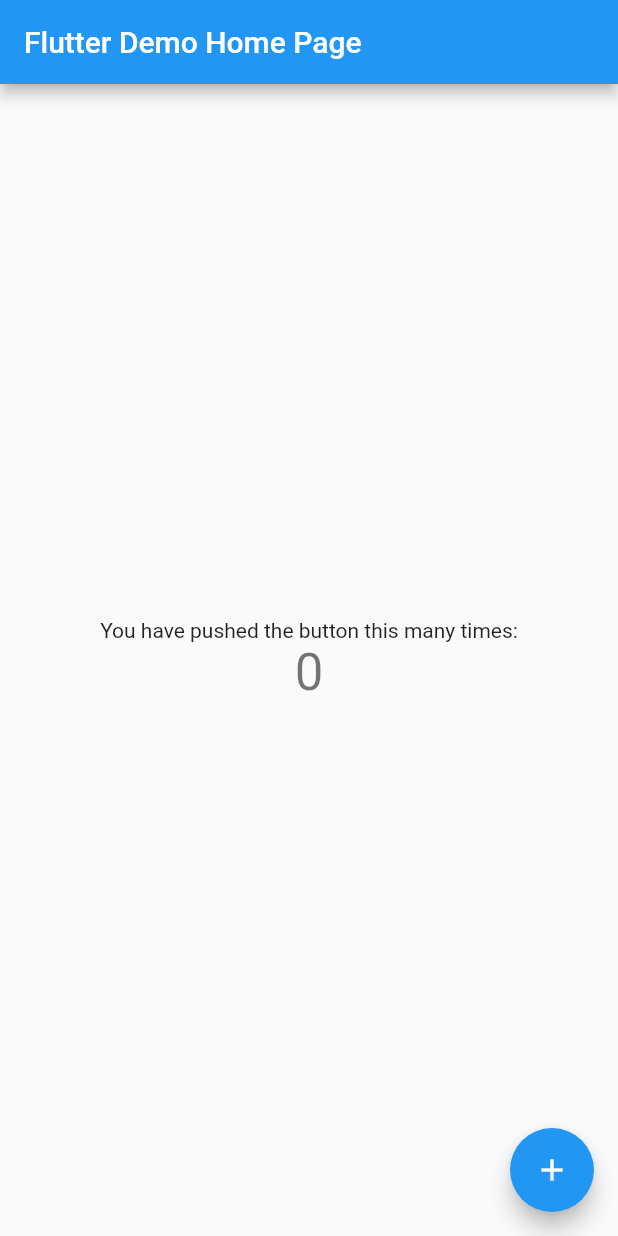
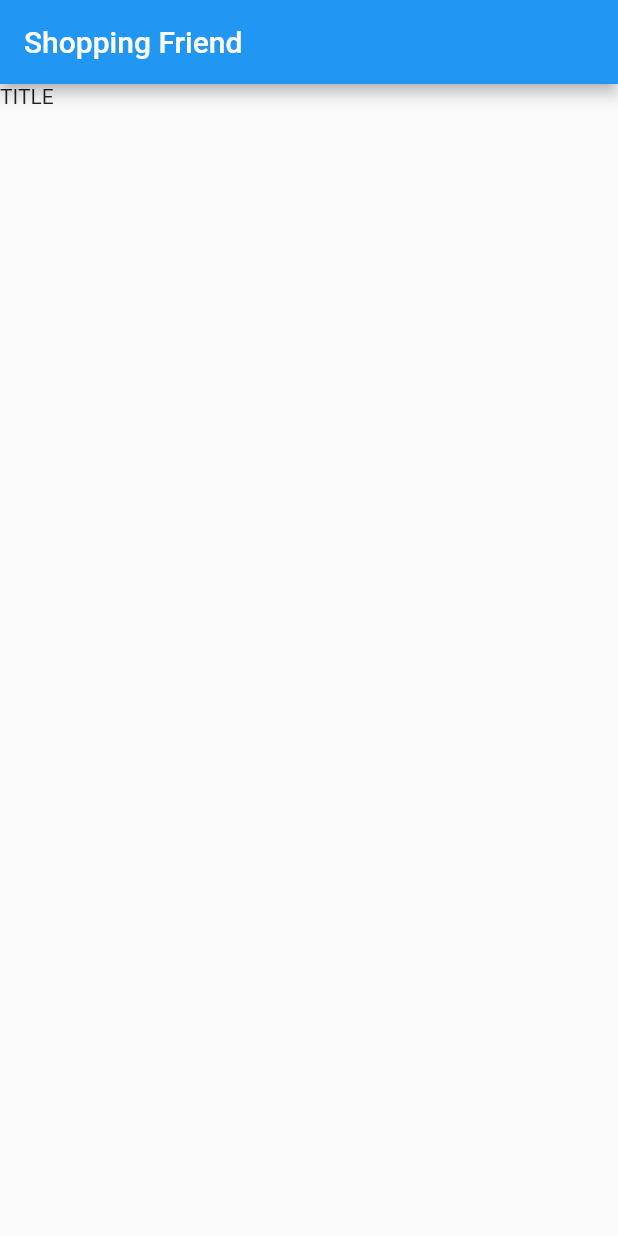
Before and after one commit to Wansuko-cmd/shopping_friend_flutter, a Flutter app: the screen it shows after launch, on a phone screen of 412 x 824 dp. Run offline on Flutter 3.47's test engine with Material 2 defaults, Android fonts, the phone set to English and light mode, and no system bars.

Commit message:
[add] title系のファイルを追加

```diff
--- a/lib/main.dart
+++ b/lib/main.dart
@@ -1,113 +1,23 @@
 import 'package:flutter/material.dart';
+import 'package:shopping_friend_flutter/view/title/title_page.dart';
 
 void main() {
   runApp(MyApp());
 }
 
 class MyApp extends StatelessWidget {
+
+  final title = "Shopping Friend";
+
   // This widget is the root of your application.
   @override
   Widget build(BuildContext context) {
     return MaterialApp(
-      title: 'Flutter Demo',
+      title: 'Shopping Friend',
       theme: ThemeData(
-        // This is the theme of your application.
-        //
-        // Try running your application with "flutter run". You'll see the
-        // application has a blue toolbar. Then, without quitting the app, try
-        // changing the primarySwatch below to Colors.green and then invoke
-        // "hot reload" (press "r" in the console where you ran "flutter run",
-        // or simply save your changes to "hot reload" in a Flutter IDE).
-        // Notice that the counter didn't reset back to zero; the application
-        // is not restarted.
         primarySwatch: Colors.blue,
       ),
-      home: MyHomePage(title: 'Flutter Demo Home Page'),
+      home: TitlePage(title),
     );
   }
 }
-
-class MyHomePage extends StatefulWidget {
-  MyHomePage({Key? key, required this.title}) : super(key: key);
-
-  // This widget is the home page of your application. It is stateful, meaning
-  // that it has a State object (defined below) that contains fields that affect
-  // how it looks.
-
-  // This class is the configuration for the state. It holds the values (in this
-  // case the title) provided by the parent (in this case the App widget) and
-  // used by the build method of the State. Fields in a Widget subclass are
-  // always marked "final".
-
-  final String title;
-
-  @override
-  _MyHomePageState createState() => _MyHomePageState();
-}
-
-class _MyHomePageState extends State<MyHomePage> {
-  int _counter = 0;
-
-  void _incrementCounter() {
-    setState(() {
-      // This call to setState tells the Flutter framework that something has
-      // changed in this State, which causes it to rerun the build method below
-      // so that the display can reflect the updated values. If we changed
-      // _counter without calling setState(), then the build method would not be
-      // called again, and so nothing would appear to happen.
-      _counter++;
-    });
-  }
-
-  @override
-  Widget build(BuildContext context) {
-    // This method is rerun every time setState is called, for instance as done
-    // by the _incrementCounter method above.
-    //
-    // The Flutter framework has been optimized to make rerunning build methods
-    // fast, so that you can just rebuild anything that needs updating rather
-    // than having to individually change instances of widgets.
-    return Scaffold(
-      appBar: AppBar(
-        // Here we take the value from the MyHomePage object that was created by
-        // the App.build method, and use it to set our appbar title.
-        title: Text(widget.title),
-      ),
-      body: Center(
-        // Center is a layout widget. It takes a single child and positions it
-        // in the middle of the parent.
-        child: Column(
-          // Column is also a layout widget. It takes a list of children and
-          // arranges them vertically. By default, it sizes itself to fit its
-          // children horizontally, and tries to be as tall as its parent.
-          //
-          // Invoke "debug painting" (press "p" in the console, choose the
-          // "Toggle Debug Paint" action from the Flutter Inspector in Android
-          // Studio, or the "Toggle Debug Paint" command in Visual Studio Code)
-          // to see the wireframe for each widget.
-          //
-          // Column has various properties to control how it sizes itself and
-          // how it positions its children. Here we use mainAxisAlignment to
-          // center the children vertically; the main axis here is the vertical
-          // axis because Columns are vertical (the cross axis would be
-          // horizontal).
-          mainAxisAlignment: MainAxisAlignment.center,
-          children: <Widget>[
-            Text(
-              'You have pushed the button this many times:',
-            ),
-            Text(
-              '$_counter',
-              style: Theme.of(context).textTheme.headline4,
-            ),
-          ],
-        ),
-      ),
-      floatingActionButton: FloatingActionButton(
-        onPressed: _incrementCounter,
-        tooltip: 'Increment',
-        child: Icon(Icons.add),
-      ), // This trailing comma makes auto-formatting nicer for build methods.
-    );
-  }
-}
--- /dev/null
+++ b/lib/model/title.dart
@@ -0,0 +1,7 @@
+class Title{
+
+  final int id;
+  final String name;
+
+  Title(this.id, this.name);
+}
--- /dev/null
+++ b/lib/view/title/title_page.dart
@@ -0,0 +1,19 @@
+import 'package:flutter/cupertino.dart';
+import 'package:flutter/material.dart';
+
+class TitlePage extends StatelessWidget{
+
+  final String title;
+
+  TitlePage(this.title);
+
+  @override
+  Widget build(BuildContext context) {
+    return Scaffold(
+      appBar: AppBar(
+        title: Text(title),
+      ),
+      body: Text("TITLE"),
+    );
+  }
+}
--- a/pubspec.yaml
+++ b/pubspec.yaml
@@ -24,6 +24,7 @@ dependencies:
   flutter:
     sdk: flutter
 
+  provider: ^5.0.0
 
   # The following adds the Cupertino Icons font to your application.
   # Use with the CupertinoIcons class for iOS style icons.
```
Also changed, not shown: pubspec.lock.
